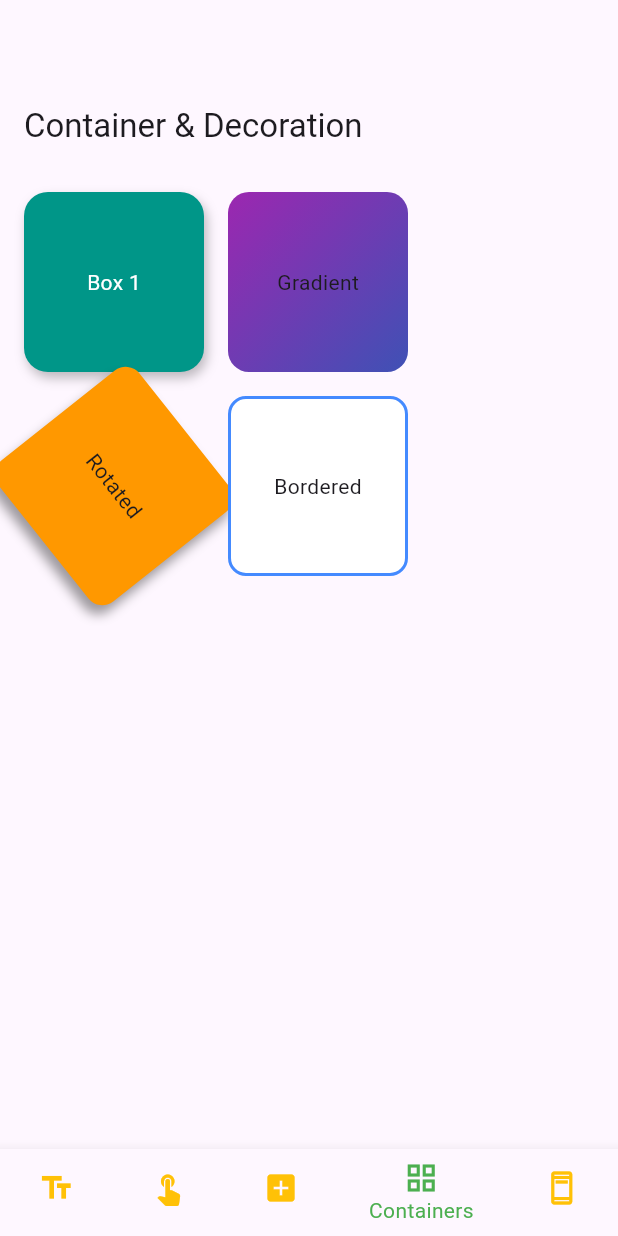
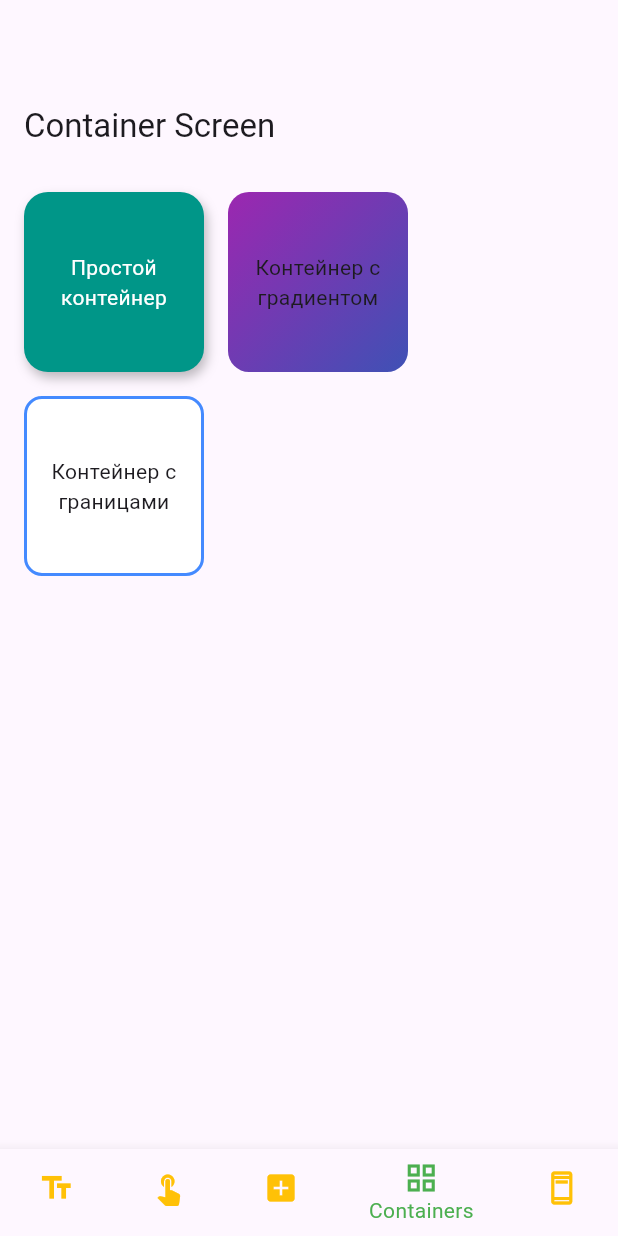
Before and after one commit to Werneser/flutter3, a Flutter app: the screen it shows after launch, item 4 of the bottom bar chosen, on a phone screen of 412 x 824 dp. Run offline on Flutter 3.47's test engine with Material 3 defaults, Android fonts, the phone set to English and light mode, and no system bars.

Commit message:
Обновленние Container

```diff
--- a/lib/Screens/ContainerScreen.dart
+++ b/lib/Screens/ContainerScreen.dart
@@ -2,15 +2,17 @@ import 'package:flutter/material.dart';
 import 'dart:math';
 
 class ContainerScreen extends StatelessWidget {
+
   const ContainerScreen({Key? key}) : super(key: key);
 
   @override
   Widget build(BuildContext context) {
+
     final double size = 120.0;
 
     return Scaffold(
       appBar: AppBar(
-        title: const Text('Container & Decoration'),
+        title: const Text('Container Screen'),
       ),
       body: Padding(
         padding: const EdgeInsets.all(16.0),
@@ -18,7 +20,6 @@ class ContainerScreen extends StatelessWidget {
           spacing: 16,
           runSpacing: 16,
           children: [
-            // Простой контейнер с фоном
             Container(
               width: size,
               height: size,
@@ -35,11 +36,11 @@ class ContainerScreen extends StatelessWidget {
               ),
               alignment: Alignment.center,
               child: const Text(
-                'Box 1',
+                'Простой контейнер',
                 style: TextStyle(color: Colors.white),
+                textAlign: TextAlign.center,
               ),
             ),
-            // Контейнер с градиентом
             Container(
               width: size,
               height: size,
@@ -52,30 +53,11 @@ class ContainerScreen extends StatelessWidget {
                 borderRadius: BorderRadius.all(Radius.circular(14)),
               ),
               alignment: Alignment.center,
-              child: const Text('Gradient'),
-            ),
-            // Контейнер с трансформацией
-            Transform.rotate(
-              angle: 0.9,
-              child: Container(
-                width: size,
-                height: size,
-                decoration: BoxDecoration(
-                  color: Colors.orange,
-                  borderRadius: BorderRadius.circular(12),
-                  boxShadow: [
-                    BoxShadow(
-                      color: Colors.black38,
-                      blurRadius: 6,
-                      offset: Offset(3, 6),
-                    ),
-                  ],
-                ),
-                alignment: Alignment.center,
-                child: const Text('Rotated'),
+              child: const Text(
+                'Контейнер с градиентом',
+                textAlign: TextAlign.center,
               ),
             ),
-            // Контейнер с границами и внутренним отступом
             Container(
               width: size,
               height: size,
@@ -86,7 +68,10 @@ class ContainerScreen extends StatelessWidget {
                 color: Colors.white,
               ),
               alignment: Alignment.center,
-              child: const Text('Bordered'),
+              child: const Text(
+                'Контейнер с границами',
+                textAlign: TextAlign.center,
+              ),
             ),
           ],
         ),
```
